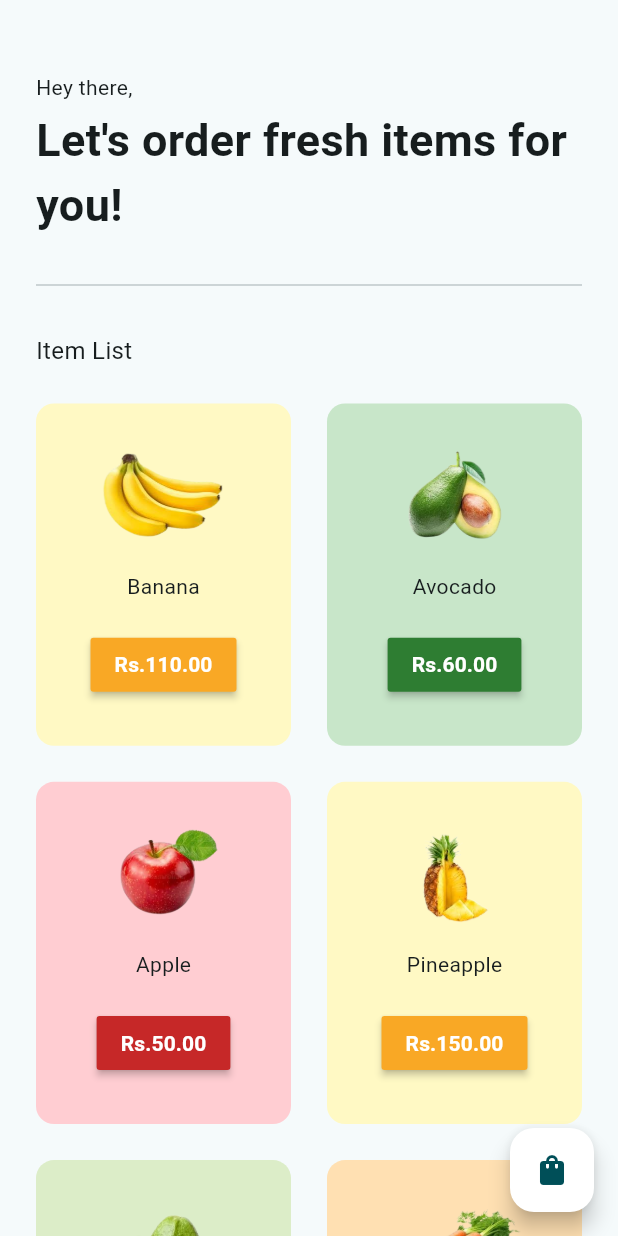
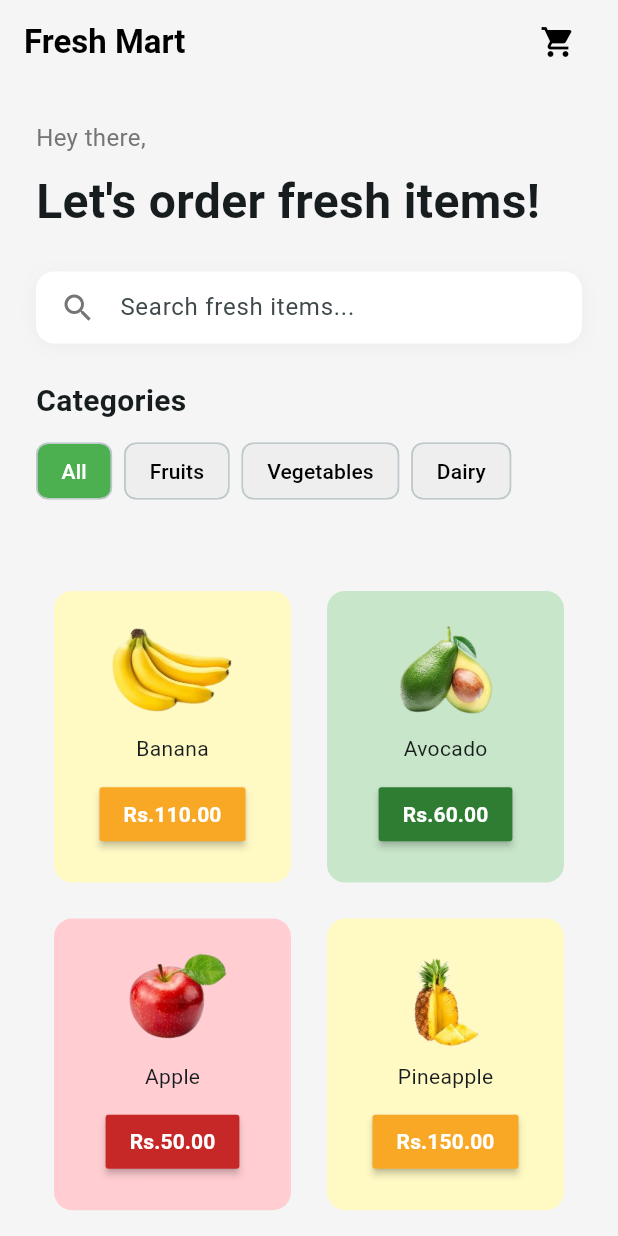
Before and after one commit to dilinid/GroceryStore, a Flutter app: the screen it shows after launch, after a tap on "Shop Now", on a phone screen of 412 x 824 dp. Run offline on Flutter 3.47's test engine with Material 3 defaults, Android fonts, the phone set to English and light mode, and no system bars; our stand-ins replace google_fonts.

Commit message:
Add item service and model for grocery items; update cart model to load items dynamically

```diff
--- a/lib/model/cart_model.dart
+++ b/lib/model/cart_model.dart
@@ -1,48 +1,45 @@
 import 'package:flutter/material.dart';
+import '../services/item_service.dart';
+import 'item_model.dart';
 
-class CartModel extends ChangeNotifier{
-  //list of items on sale
-  final List _shopItems = [
-    ['Banana', '110.00', 'assets/images/banana.png', Colors.yellow],
-    ['Avocado', '60.00', 'assets/images/avocado.png', Colors.green],
-    ['Apple', '50.00', 'assets/images/apple.png', Colors.red],
-    ['Pineapple', '150.00', 'assets/images/pineapple.png', Colors.yellow],
-    ['Guava', '140.00', 'assets/images/guava.png', Colors.lightGreen],
-    ['Carrot', '50.00', 'assets/images/carrot.png', Colors.orange],
-    ['Cabbage', '90.00', 'assets/images/cabbage.png', Colors.green],
-    ['Eggplant', '60.00', 'assets/images/eggplant.png', Colors.purple],
-    ['Green Beans', '110.00', 'assets/images/greenbeans.png', Colors.green],
-    ['Chicken', '960.00', 'assets/images/chicken.png', Colors.red],
-    ['Bread', '140.00', 'assets/images/bread.png', Colors.brown],
-    ['Water', '90.00', 'assets/images/water.png', Colors.blue],
-  ];
+class CartModel extends ChangeNotifier {
+  List<GroceryItem> _shopItems = [];
+  final List<GroceryItem> _cartItems = [];
+  final ItemService _itemService = ItemService();
 
-  //list of cart items
-  final List _cartItems = [];
+  CartModel() {
+    _loadItems();
+  }
 
-  get shopItems => _shopItems;
+  Future<void> _loadItems() async {
+    try {
+      _shopItems = await _itemService.loadItems();
+      notifyListeners();
+    } catch (e) {
+      print('Error loading items: $e');
+      _shopItems = [];
+      notifyListeners();
+    }
+  }
 
-  get cartItems => _cartItems;
+  List<GroceryItem> get shopItems => _shopItems;
+  List<GroceryItem> get cartItems => _cartItems;
 
-  //add items to cart
   void addItemToCart(int index) {
     _cartItems.add(_shopItems[index]);
     notifyListeners();
   }
 
-  //remove items from cart
   void removeItemFromCart(int index) {
     _cartItems.removeAt(index);
     notifyListeners();
   }
 
-  //calculate total price
   String calculateTotal() {
     double totalPrice = 0;
-    for (int i=0; i < _cartItems.length; i++) {
-      totalPrice += double.parse(_cartItems[i][1]);
+    for (var item in _cartItems) {
+      totalPrice += double.parse(item.price);
     }
     return totalPrice.toStringAsFixed(2);
   }
-
 }
--- /dev/null
+++ b/lib/model/item_model.dart
@@ -0,0 +1,22 @@
+class GroceryItem {
+  final String name;
+  final String price;
+  final String imagePath;
+  final String color;
+
+  GroceryItem({
+    required this.name,
+    required this.price,
+    required this.imagePath,
+    required this.color,
+  });
+
+  factory GroceryItem.fromJson(Map<String, dynamic> json) {
+    return GroceryItem(
+      name: json['name'] ?? '',
+      price: json['price'] ?? '0.00',
+      imagePath: json['image'] ?? '',
+      color: json['color'] ?? 'grey',
+    );
+  }
+}
--- a/lib/pages/home_page.dart
+++ b/lib/pages/home_page.dart
@@ -8,86 +8,165 @@ import 'cart_page.dart';
 class HomePage extends StatelessWidget {
   const HomePage({super.key});
 
+  MaterialColor _getColor(String colorName) {
+    switch (colorName.toLowerCase()) {
+      case 'red':
+        return Colors.red;
+      case 'green':
+        return Colors.green;
+      case 'blue':
+        return Colors.blue;
+      case 'yellow':
+        return Colors.yellow;
+      case 'purple':
+        return Colors.purple;
+      case 'orange':
+        return Colors.orange;
+      case 'brown':
+        return Colors.brown;
+      case 'lightgreen':
+        return Colors.lightGreen;
+      default:
+        return Colors.grey;
+    }
+  }
+
   @override
   Widget build(BuildContext context) {
     return Scaffold(
-      floatingActionButton: FloatingActionButton(
-        onPressed: () => Navigator.push(context, MaterialPageRoute(
-          builder: (context) {
-            return const CartPage();
-        },
-        )),
-        backgroundColor: Colors.white,
-        child: const Icon(Icons.shopping_bag),
+      backgroundColor: Colors.grey[100],
+      appBar: AppBar(
+        backgroundColor: Colors.transparent,
+        elevation: 0,
+        title: Text(
+          'Fresh Mart',
+          style: GoogleFonts.roboto(
+            color: Colors.black,
+            fontWeight: FontWeight.bold,
           ),
-      body: SafeArea(
+        ),
+        actions: [
+          Padding(
+            padding: const EdgeInsets.only(right: 16),
+            child: IconButton(
+              icon: const Icon(Icons.shopping_cart, color: Colors.black),
+              onPressed: () => Navigator.push(
+                context,
+                MaterialPageRoute(builder: (context) => const CartPage()),
+              ),
+            ),
+          ),
+        ],
+      ),
+      body: Consumer<CartModel>(builder: (context, value, child) {
+        return SingleChildScrollView(
           child: Column(
             crossAxisAlignment: CrossAxisAlignment.start,
             children: [
-
-            const SizedBox(height: 48),
-
-            const Padding(
-              padding: EdgeInsets.symmetric(horizontal: 24.0),
-              child: Text('Hey there,'),
+              Padding(
+                padding: const EdgeInsets.all(24.0),
+                child: Column(
+                  crossAxisAlignment: CrossAxisAlignment.start,
+                  children: [
+                    Text(
+                      'Hey there,',
+                      style: GoogleFonts.roboto(
+                        fontSize: 16,
+                        color: Colors.grey[600],
                       ),
-
-            const SizedBox(height: 4),
-
-            Padding(
-              padding: const EdgeInsets.symmetric(horizontal: 24.0),
-              child: Text("Let's order fresh items for you!",
-                style:GoogleFonts.roboto(
-                  fontSize: 30,
+                    ),
+                    const SizedBox(height: 8),
+                    Text(
+                      "Let's order fresh items!",
+                      style: GoogleFonts.roboto(
+                        fontSize: 32,
                         fontWeight: FontWeight.bold,
                       ),
                     ),
+                    const SizedBox(height: 24),
+                    // Search Bar
+                    Container(
+                      padding: const EdgeInsets.symmetric(horizontal: 16),
+                      decoration: BoxDecoration(
+                        color: Colors.white,
+                        borderRadius: BorderRadius.circular(12),
+                        boxShadow: [
+                          BoxShadow(
+                            color: Colors.grey.withOpacity(0.1),
+                            blurRadius: 10,
+                            offset: const Offset(0, 2),
                           ),
-
-            const SizedBox(height: 24),
-
-            const Padding(
-              padding: EdgeInsets.symmetric(horizontal: 24.0),
-              child: Divider(),
+                        ],
                       ),
-
-            const SizedBox(height: 24),
-
-            const Padding(
-              padding: EdgeInsets.symmetric(horizontal: 24.0),
-              child: Text('Item List',
-              style: TextStyle(fontSize: 16),
+                      child: TextField(
+                        decoration: InputDecoration(
+                          hintText: 'Search fresh items...',
+                          border: InputBorder.none,
+                          icon: Icon(Icons.search, color: Colors.grey[600]),
                         ),
                       ),
-
-            Expanded(
-              child: Consumer<CartModel>(
-                builder: (context, value, child) {
-                  return GridView.builder(
+                    ),
+                    const SizedBox(height: 24),
+                    // Categories
+                    Text(
+                      'Categories',
+                      style: GoogleFonts.roboto(
+                        fontSize: 20,
+                        fontWeight: FontWeight.bold,
+                      ),
+                    ),
+                    const SizedBox(height: 12),
+                    SizedBox(
+                      height: 40,
+                      child: ListView(
+                        scrollDirection: Axis.horizontal,
+                        children: [
+                          _buildCategoryChip('All', true),
+                          _buildCategoryChip('Fruits', false),
+                          _buildCategoryChip('Vegetables', false),
+                          _buildCategoryChip('Dairy', false),
+                        ],
+                      ),
+                    ),
+                    const SizedBox(height: 24),
+                  ],
+                ),
+              ),
+              // Existing GridView
+              GridView.builder(
+                padding: const EdgeInsets.symmetric(horizontal: 24),
+                physics: const NeverScrollableScrollPhysics(),
+                shrinkWrap: true,
                 itemCount: value.shopItems.length,
-                    padding: const EdgeInsets.all(12),
-                gridDelegate:
-                const SliverGridDelegateWithFixedCrossAxisCount(
+                gridDelegate: const SliverGridDelegateWithFixedCrossAxisCount(
                   crossAxisCount: 2,
-                  childAspectRatio: 1/1.3,
+                  childAspectRatio: 1 / 1.2,
                 ),
                 itemBuilder: (context, index) {
                   return GroceryItemTile(
-                  itemName: value.shopItems[index][0],
-                  itemPrice: value.shopItems[index][1],
-                  imagePath: value.shopItems[index][2],
-                  color: value.shopItems[index][3],
-                  onPressed: () {
-                    Provider.of<CartModel>(context, listen: false)
-                      .addItemToCart(index);
-                  } ,
+                    itemName: value.shopItems[index].name,
+                    itemPrice: value.shopItems[index].price,
+                    imagePath: value.shopItems[index].imagePath,
+                    color: _getColor(value.shopItems[index].color),
+                    onPressed: () => value.addItemToCart(index),
                   );
                 },
+              ),
+            ],
+          ),
+        );
+      }),
     );
   }
-              )
-               )
-          ],
+
+  Widget _buildCategoryChip(String label, bool isSelected) {
+    return Padding(
+      padding: const EdgeInsets.only(right: 8),
+      child: Chip(
+        label: Text(label),
+        backgroundColor: isSelected ? Colors.green : Colors.grey[200],
+        labelStyle: TextStyle(
+          color: isSelected ? Colors.white : Colors.black,
         ),
       ),
     );
--- /dev/null
+++ b/lib/services/item_service.dart
@@ -0,0 +1,16 @@
+import 'dart:convert';
+import 'package:flutter/services.dart';
+import '../model/item_model.dart';
+
+class ItemService {
+  Future<List<GroceryItem>> loadItems() async {
+    final String response = await rootBundle.loadString('assets/data/shop_items.json');
+    final data = await json.decode(response);
+
+    List<GroceryItem> items = [];
+    for (var item in data['items']) {
+      items.add(GroceryItem.fromJson(item));
+    }
+    return items;
+  }
+}
--- a/pubspec.yaml
+++ b/pubspec.yaml
@@ -2,7 +2,7 @@ name: grocery_store_app
 description: "A new Flutter project."
 # The following line prevents the package from being accidentally published to
 # pub.dev using `flutter pub publish`. This is preferred for private packages.
-publish_to: 'none' # Remove this line if you wish to publish to pub.dev
+publish_to: "none" # Remove this line if you wish to publish to pub.dev
 
 # The following defines the version and build number for your application.
 # A version number is three numbers separated by dots, like 1.2.43
@@ -31,7 +31,6 @@ dependencies:
   flutter:
     sdk: flutter
 
-
   # The following adds the Cupertino Icons font to your application.
   # Use with the CupertinoIcons class for iOS style icons.
   cupertino_icons: ^1.0.8
@@ -54,7 +53,6 @@ dev_dependencies:
 
 # The following section is specific to Flutter packages.
 flutter:
-
   # The following line ensures that the Material Icons font is
   # included with your application, so that you can use the icons in
   # the material Icons class.
@@ -63,6 +61,7 @@ flutter:
   # To add assets to your application, add an assets section, like this:
   assets:
     - assets/images/
+    - assets/data/shop_items.json
 
   # An image asset can refer to one or more resolution-specific "variants", see
   # https://flutter.dev/to/resolution-aware-images
```
Also changed, not shown: assets/data/shop_items.json (added, +76 -0 lines), lib/pages/cart_page.dart (+22 -28 lines), 1 other file. Lines whose indentation alone changed are shown as unchanged.
